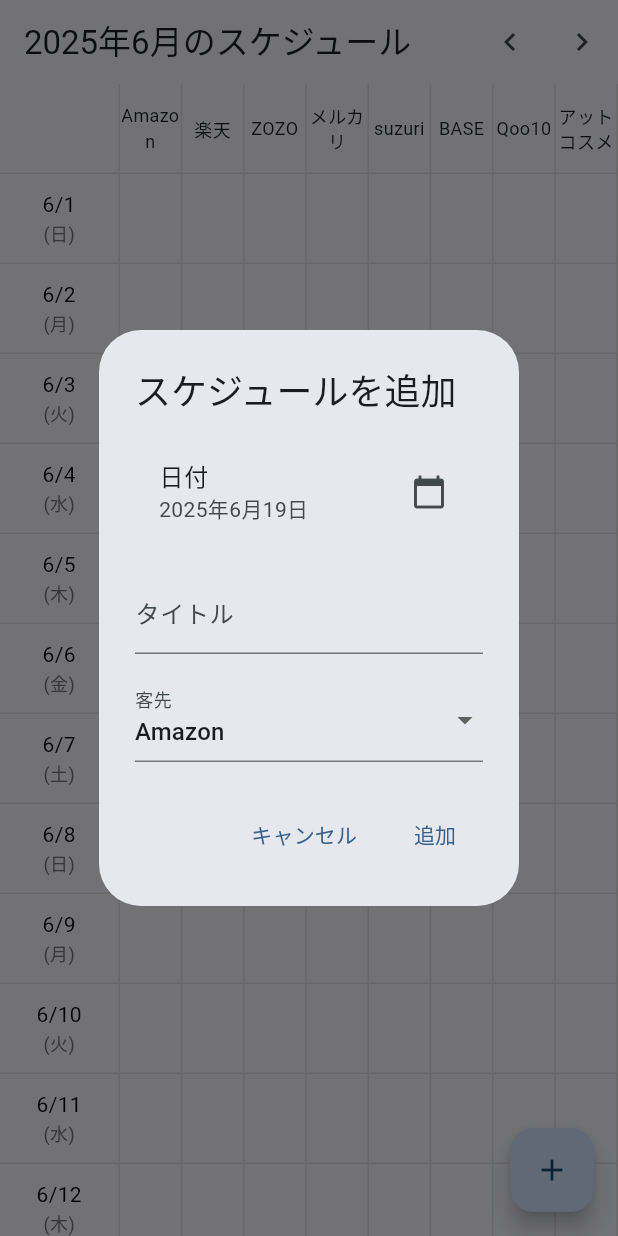
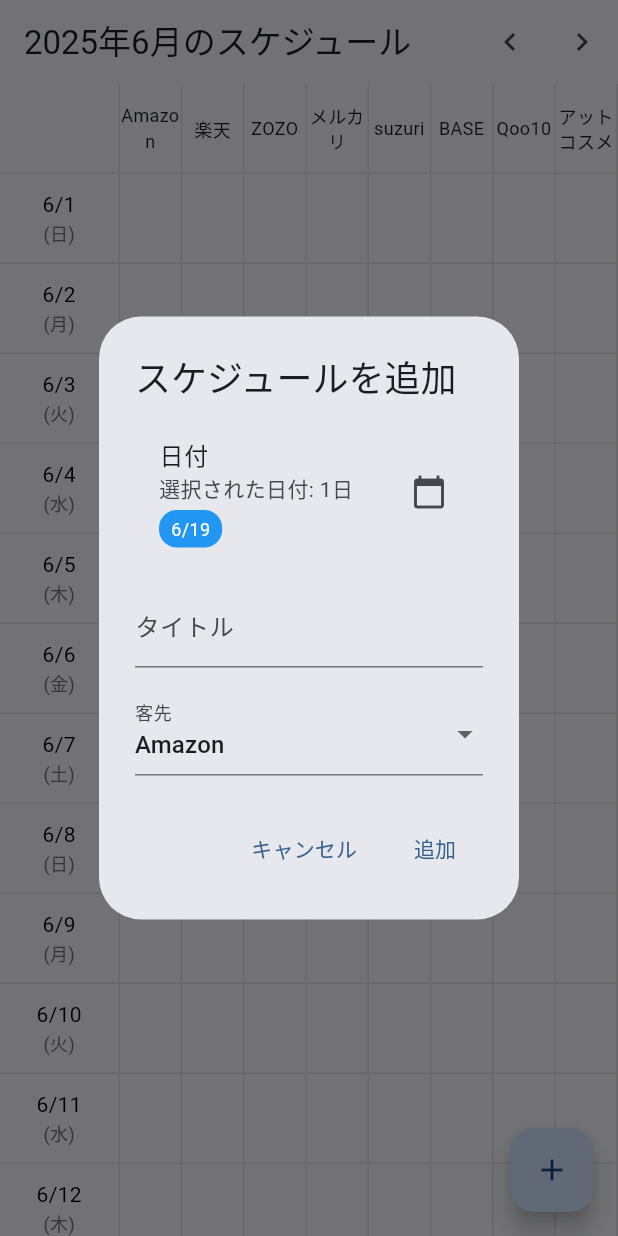
Before and after one commit to sayasurvey/schedule, a Flutter app: the screen it shows after launch, after a tap on the "add" icon, on a phone screen of 412 x 824 dp. Run offline on Flutter 3.47's test engine with Material 3 defaults, Android fonts, the phone set to English and light mode, and no system bars; missing offline and left inert: flutter_rounded_date_picker.

Commit message:
FIX: 日付の複数選択

```diff
--- a/lib/week_schedule_view.dart
+++ b/lib/week_schedule_view.dart
@@ -2,6 +2,13 @@
 import 'widgets/customer_header.dart';
 import 'widgets/schedule_grid.dart';
 import 'widgets/schedule_dialog.dart';
+
+class ScheduleItem {
+  final String title;
+  final bool isFirst;
+
+  ScheduleItem({required this.title, required this.isFirst});
+}
 
 class WeekScheduleView extends StatefulWidget {
   const WeekScheduleView({super.key});
@@ -25,7 +32,7 @@
     'アットコスメ'
   ];
 
-  final Map<DateTime, Map<String, String>> _schedules = {};
+  final Map<DateTime, Map<String, ScheduleItem>> _schedules = {};
   final List<String> _weekdays = ['月', '火', '水', '木', '金', '土', '日'];
 
   @override
@@ -46,12 +53,16 @@
     });
   }
 
-  void _addSchedule(DateTime date, String customer, String title) {
+  void _addMultipleSchedules(List<DateTime> dates, String customer, String title) {
     setState(() {
-      if (!_schedules.containsKey(date)) {
-        _schedules[date] = {};
+      for (int i = 0; i < dates.length; i++) {
+        final date = dates[i];
+        if (!_schedules.containsKey(date)) {
+          _schedules[date] = {};
+        }
+        final isFirst = i == 0;
+        _schedules[date]![customer] = ScheduleItem(title: title, isFirst: isFirst);
       }
-      _schedules[date]![customer] = title;
     });
   }
 
@@ -69,7 +80,7 @@
         initialDate: _selectedDay,
         initialCustomer: _customers[0],
         customers: _customers,
-        onSave: _addSchedule,
+        onSave: _addMultipleSchedules,
       ),
     );
   }
@@ -83,9 +94,9 @@
         initialCustomer: customer,
         initialTitle: currentTitle,
         customers: _customers,
-        onSave: (newDate, newCustomer, newTitle) {
+        onSave: (newDates, newCustomer, newTitle) {
           _removeSchedule(date, customer);
-          _addSchedule(newDate, newCustomer, newTitle);
+          _addMultipleSchedules(newDates, newCustomer, newTitle);
         },
         onDelete: () => _removeSchedule(date, customer),
       ),
@@ -98,9 +109,9 @@
     });
   }
 
-  void _onScheduleTap(DateTime date, String customer, String? schedule) {
+  void _onScheduleTap(DateTime date, String customer, ScheduleItem? schedule) {
     if (schedule != null) {
-      _showEditScheduleDialog(date, customer, schedule);
+      _showEditScheduleDialog(date, customer, schedule.title);
     } else {
       _showAddScheduleDialog();
     }
--- a/lib/widgets/schedule_cell.dart
+++ b/lib/widgets/schedule_cell.dart
@@ -1,7 +1,8 @@
 import 'package:flutter/material.dart';
+import '../week_schedule_view.dart';
 
 class ScheduleCell extends StatelessWidget {
-  final String? schedule;
+  final ScheduleItem? schedule;
   final VoidCallback onTap;
 
   const ScheduleCell({
@@ -26,13 +27,19 @@
                   height: double.infinity,
                   padding: const EdgeInsets.symmetric(horizontal: 8, vertical: 4),
                   decoration: BoxDecoration(
-                    color: Colors.blue.withValues(alpha: 0.1),
+                    color: schedule!.isFirst
+                        ? Colors.blue.withValues(alpha: 0.2)
+                        : Colors.grey.withValues(alpha: 0.2),
                     borderRadius: BorderRadius.circular(4),
                   ),
                   child: Center(
                     child: Text(
-                      schedule!,
-                      style: const TextStyle(fontSize: 12),
+                      schedule!.title,
+                      style: TextStyle(
+                        fontSize: 12,
+                        color: schedule!.isFirst ? Colors.blue[800] : Colors.grey[600],
+                        fontWeight: schedule!.isFirst ? FontWeight.bold : FontWeight.normal,
+                      ),
                       overflow: TextOverflow.ellipsis,
                       textAlign: TextAlign.center,
                     ),
--- a/lib/widgets/schedule_dialog.dart
+++ b/lib/widgets/schedule_dialog.dart
@@ -7,7 +7,7 @@
   final String initialCustomer;
   final String? initialTitle;
   final List<String> customers;
-  final Function(DateTime date, String customer, String title) onSave;
+  final Function(List<DateTime> dates, String customer, String title) onSave;
   final VoidCallback? onDelete;
 
   const ScheduleDialog({
@@ -28,14 +28,14 @@
 class _ScheduleDialogState extends State<ScheduleDialog> {
   late TextEditingController _titleController;
   late String _selectedCustomer;
-  late DateTime _selectedDate;
+  List<DateTime> _selectedDates = [];
 
   @override
   void initState() {
     super.initState();
     _titleController = TextEditingController(text: widget.initialTitle ?? '');
     _selectedCustomer = widget.initialCustomer;
-    _selectedDate = widget.initialDate;
+    _selectedDates = [widget.initialDate];
   }
 
   @override
@@ -47,7 +47,7 @@
   Future<void> _selectDate() async {
     final DateTime? picked = await showRoundedDatePicker(
       context: context,
-      initialDate: _selectedDate,
+      initialDate: _selectedDates.isNotEmpty ? _selectedDates.first : DateTime.now(),
       firstDate: DateTime(2020),
       lastDate: DateTime(2030),
       locale: const Locale('ja', 'JP'),
@@ -74,7 +74,12 @@
 
     if (picked != null) {
       setState(() {
-        _selectedDate = picked;
+        if (_selectedDates.contains(picked)) {
+          _selectedDates.remove(picked);
+        } else {
+          _selectedDates.add(picked);
+        }
+        _selectedDates.sort();
       });
     }
   }
@@ -88,7 +93,37 @@
         children: [
           ListTile(
             title: const Text('日付'),
-            subtitle: Text('${_selectedDate.year}年${_selectedDate.month}月${_selectedDate.day}日'),
+            subtitle: _selectedDates.isEmpty
+                ? const Text('日付を選択してください')
+                : Column(
+                    crossAxisAlignment: CrossAxisAlignment.start,
+                    mainAxisSize: MainAxisSize.min,
+                    children: [
+                      Text('選択された日付: ${_selectedDates.length}日'),
+                      const SizedBox(height: 4),
+                      Wrap(
+                        spacing: 4,
+                        runSpacing: 4,
+                        children: _selectedDates.map((date) {
+                          final isFirst = _selectedDates.first == date;
+                          return Container(
+                            padding: const EdgeInsets.symmetric(horizontal: 8, vertical: 4),
+                            decoration: BoxDecoration(
+                              color: isFirst ? Colors.blue : Colors.grey,
+                              borderRadius: BorderRadius.circular(12),
+                            ),
+                            child: Text(
+                              '${date.month}/${date.day}',
+                              style: const TextStyle(
+                                color: Colors.white,
+                                fontSize: 12,
+                              ),
+                            ),
+                          );
+                        }).toList(),
+                      ),
+                    ],
+                  ),
             trailing: const Icon(Icons.calendar_today),
             onTap: _selectDate,
           ),
@@ -139,8 +174,8 @@
           ),
         TextButton(
           onPressed: () {
-            if (_titleController.text.isNotEmpty) {
-              widget.onSave(_selectedDate, _selectedCustomer, _titleController.text);
+            if (_titleController.text.isNotEmpty && _selectedDates.isNotEmpty) {
+              widget.onSave(_selectedDates, _selectedCustomer, _titleController.text);
               Navigator.pop(context);
             }
           },
--- a/lib/widgets/schedule_grid.dart
+++ b/lib/widgets/schedule_grid.dart
@@ -1,14 +1,15 @@
 import 'package:flutter/material.dart';
 import 'schedule_cell.dart';
+import '../week_schedule_view.dart';
 
 class ScheduleGrid extends StatelessWidget {
   final List<DateTime> days;
   final List<String> customers;
-  final Map<DateTime, Map<String, String>> schedules;
+  final Map<DateTime, Map<String, ScheduleItem>> schedules;
   final DateTime selectedDay;
   final List<String> weekdays;
   final Function(DateTime) onDateTap;
-  final Function(DateTime, String, String?) onScheduleTap;
+  final Function(DateTime, String, ScheduleItem?) onScheduleTap;
 
   const ScheduleGrid({
     super.key,
```
